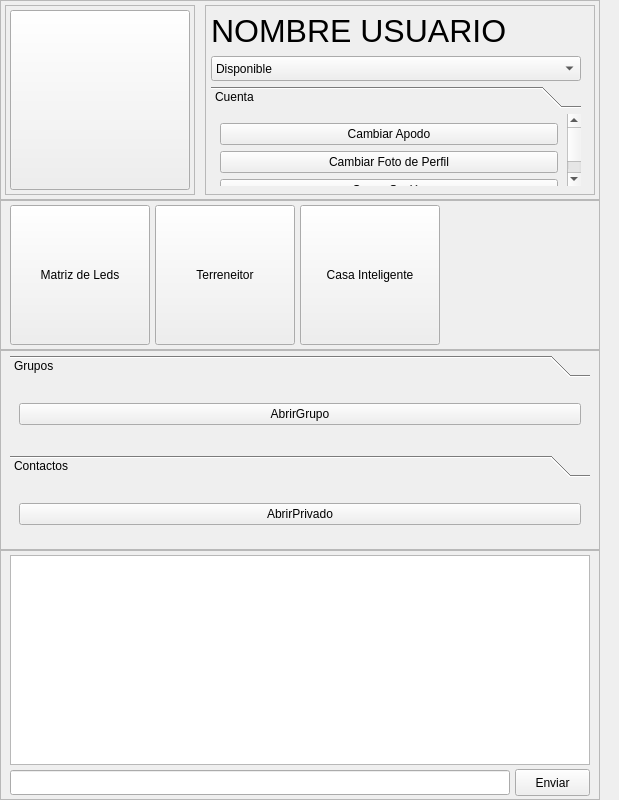
Qt form msn_v1.ui (min1t3ck/PRACTICA_07) before a commit.
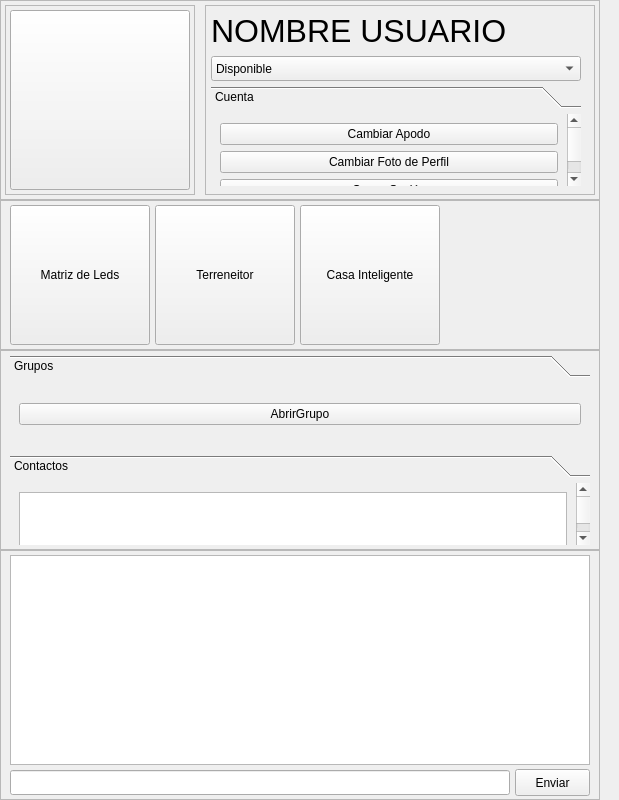
The same form after that commit. Icons and pictures are not drawn.

What changed in the file:
```diff
--- a/msn_v1.ui
+++ b/msn_v1.ui
@@ -424,14 +424,17 @@
        <rect>
         <x>0</x>
         <y>0</y>
-        <width>580</width>
-        <height>60</height>
+        <width>563</width>
+        <height>121</height>
        </rect>
       </property>
       <attribute name="label">
        <string>Contactos</string>
       </attribute>
       <layout class="QVBoxLayout" name="verticalLayout_5">
+       <item>
+        <widget class="QListWidget" name="Lista_Contactos"/>
+       </item>
        <item>
         <widget class="QPushButton" name="btn_Private">
          <property name="text">
```
